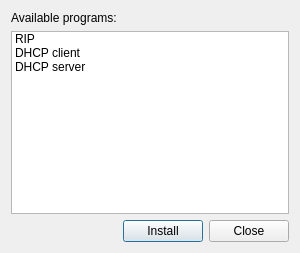
This is src/forms/installdialog.ui in Vortm4x/netemul as Qt 5 draws it before an edit. The edited form follows.
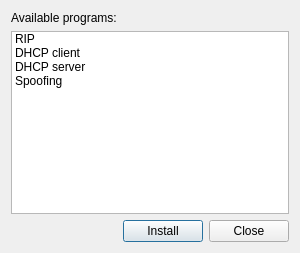
This is the edited form. Icons and pictures are not drawn.

What changed in the file:
```diff
--- a/src/forms/installdialog.ui
+++ b/src/forms/installdialog.ui
@@ -55,6 +55,11 @@
          <set>ItemIsSelectable|ItemIsUserCheckable|ItemIsEnabled</set>
         </property>
        </item>
+       <item>
+        <property name="text">
+         <string>Spoofing</string>
+        </property>
+       </item>
       </widget>
      </item>
     </layout>
```
Left out of the diff: 8 changed lines with no effect on the pictures.
